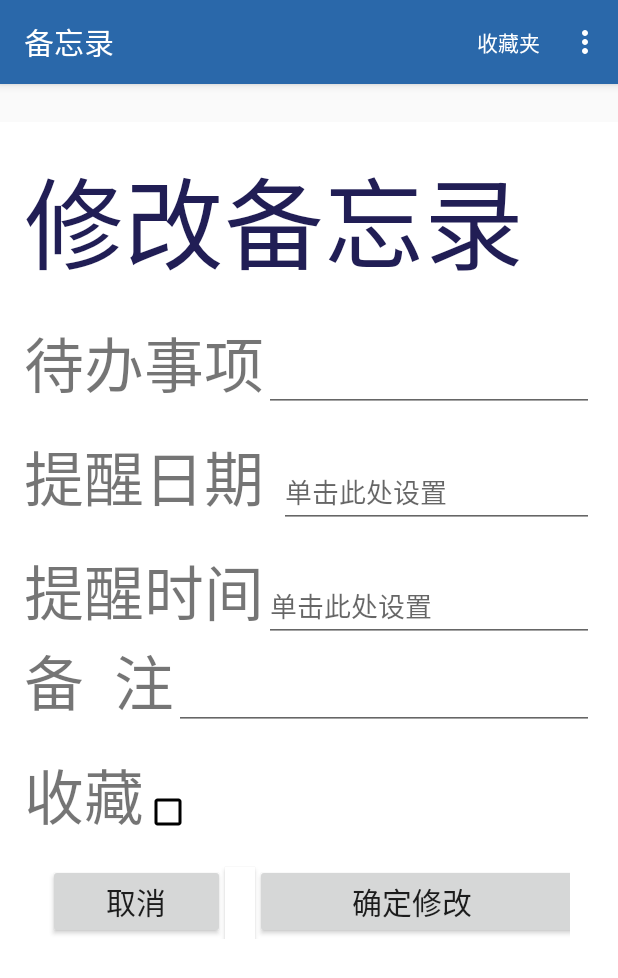
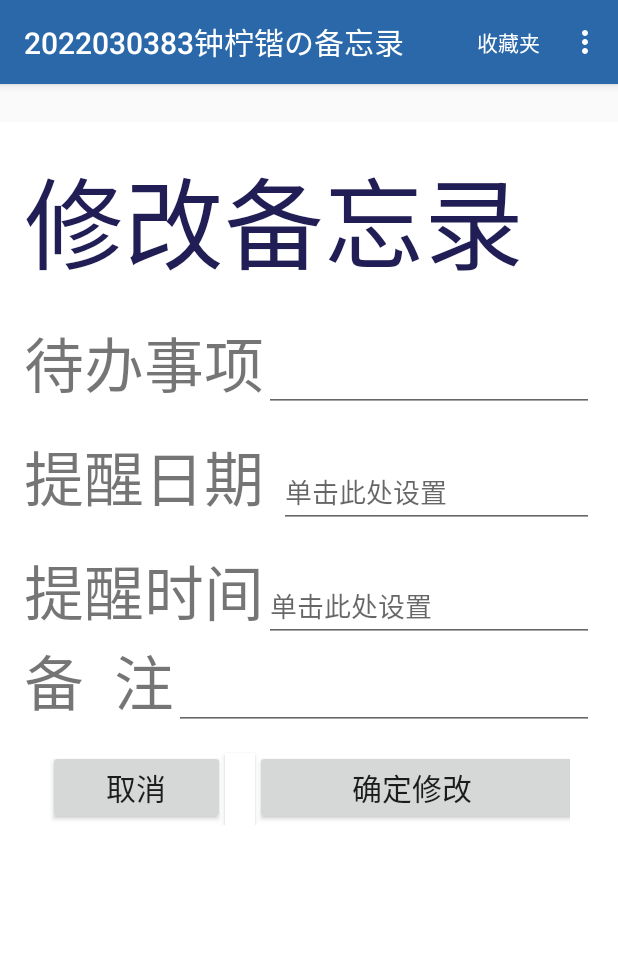
Before and after one commit to znnnk/AndroidMemo, an Android app: the fragment Update placed in its activity, on a phone screen of 412 x 824 dp. Shown: the top 978 px of the screen. Run offline under Robolectric (Android 15) with nearby library versions, the phone set to English and light mode, and no system bars; 2 statements that could not run were skipped.

Commit message:
页面使用逻辑优化

```diff
--- a/app/src/main/java/com/example/androidmemo/MainActivity.java
+++ b/app/src/main/java/com/example/androidmemo/MainActivity.java
@@ -35,7 +35,7 @@ public class MainActivity extends AppCompatActivity {
                     .add(R.id.fragment_container, new RemindList())
                     .commit();
         }
-        this.setTitle("备忘录");
+        this.setTitle("2022030383钟柠锴の备忘录");
     }
 
     @Override
--- a/app/src/main/java/com/example/androidmemo/StartNotification.java
+++ b/app/src/main/java/com/example/androidmemo/StartNotification.java
@@ -13,6 +13,11 @@ public class StartNotification {
     private static final String TAG = "StartNotification";
 
     public static void startTimeService(long timeInMillis, String title, String text, Context context) {
+        if (timeInMillis <= 0) {
+            Log.w(TAG, "过期时间，不设置提醒");
+            return;
+        }
+
         Log.d(TAG, "开始设置时间服务 - 相对时间: " + timeInMillis + "ms, 标题: " + title);
 
         int notificationID = 0;
--- a/app/src/main/res/layout/update.xml
+++ b/app/src/main/res/layout/update.xml
@@ -96,26 +96,6 @@
             android:text="" />
     </LinearLayout>
 
-    <!-- 新增收藏复选框 -->
-    <LinearLayout
-        android:layout_width="match_parent"
-        android:layout_height="wrap_content"
-        android:orientation="horizontal"
-        android:paddingTop="@dimen/activity_vertical_margin">
-
-        <TextView
-            android:layout_width="wrap_content"
-            android:layout_height="wrap_content"
-            android:text="收藏"
-            android:textSize="60px" />
-
-        <CheckBox
-            android:id="@+id/cbFavorite"
-            android:layout_width="wrap_content"
-            android:layout_height="wrap_content"
-            android:buttonTint="#000000" />
-    </LinearLayout>
-
     <LinearLayout
         android:layout_width="match_parent"
         android:layout_height="wrap_content"
```
Also changed, not shown: app/src/main/java/com/example/androidmemo/BaseFragment.java (+28 -1 lines), app/src/main/java/com/example/androidmemo/RemindList.java (+0 -8 lines), app/src/main/java/com/example/androidmemo/Update.java (+0 -33 lines).
